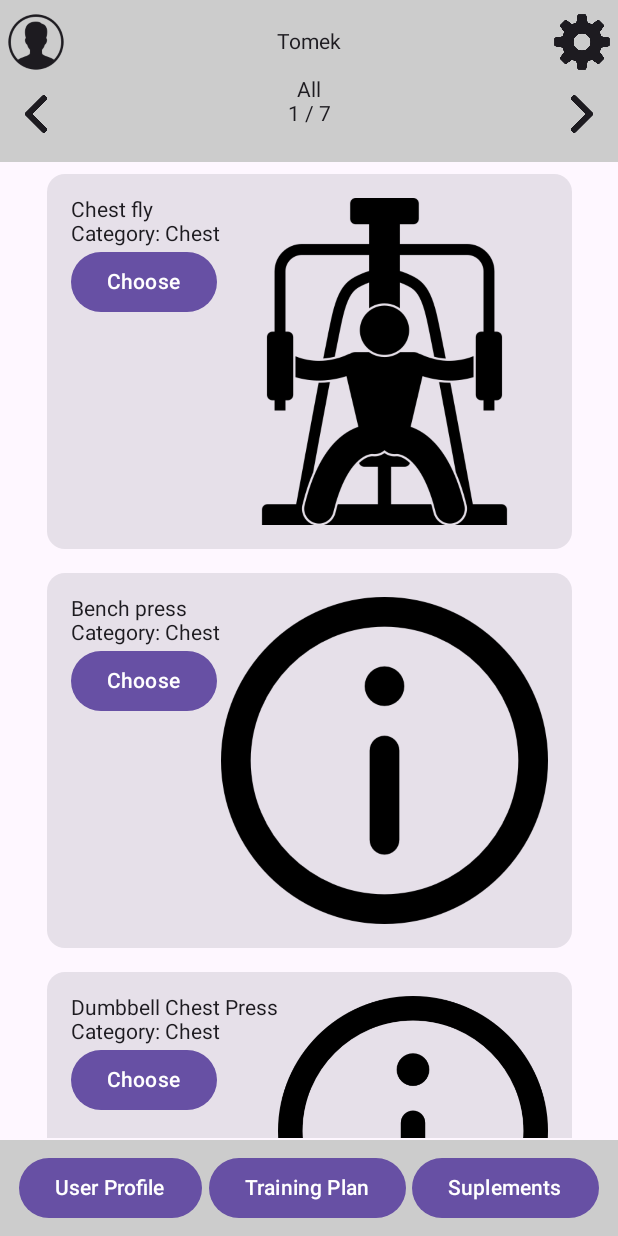
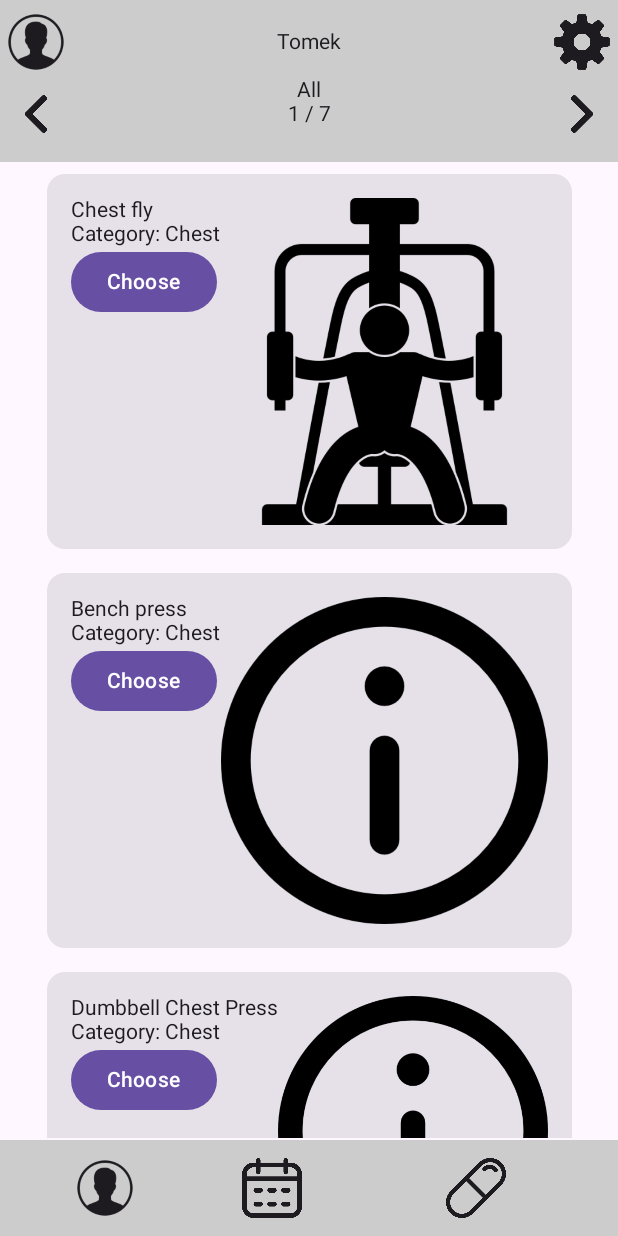
Before and after one commit to Tomki2258/Gym-Tracker, an Android app built with Jetpack Compose: the screen it shows after launch (MainActivity), on a phone screen of 412 x 824 dp. Run offline under Robolectric (Android 15) with nearby library versions, the phone set to English and light mode, and no system bars; our stand-ins replace Room's generated code, accompanist.

Commit message:
really really small changes

```diff
--- a/app/src/main/java/com/example/gymtracker/MainActivity.kt
+++ b/app/src/main/java/com/example/gymtracker/MainActivity.kt
@@ -218,14 +218,32 @@ fun MainView(modifier: Modifier = Modifier, measurementViewModel: MeasurementVie
                 .padding(8.dp),
             horizontalArrangement = Arrangement.SpaceEvenly
         ) {
-            Button(onClick = { showNickameDialog.value = true }) {
-                Text(text = "User Profile")
+            IconButton(
+                onClick = { showNickameDialog.value = true },
+                modifier = Modifier.width(50.dp)
+            ) {
+                Icon(
+                    painter = painterResource(R.drawable.icons8_male_user_100),
+                    contentDescription = "User Icon"
+                )
             }
-            Button(onClick = { LaunchTrainingPlanIntent(context) }) {
-                Text(text = "Training Plan")
+            IconButton(
+                onClick = { LaunchTrainingPlanIntent(context) },
+                modifier = Modifier.width(100.dp)
+            ) {
+                Icon(
+                    painter = painterResource(R.drawable.calendar),
+                    contentDescription = "User Icon"
+                )
             }
-            Button(onClick = { showHourDialog.value = true }) {
-                Text(text = "Suplements")
+            IconButton(
+                onClick = { showHourDialog.value = true },
+                modifier = Modifier.width(100.dp)
+            ) {
+                Icon(
+                    painter = painterResource(R.drawable.meds),
+                    contentDescription = "User Icon"
+                )
             }
         }
 
@@ -330,6 +348,8 @@ fun HourPicker(
                 horizontalAlignment = Alignment.CenterHorizontally,
                 modifier = Modifier.padding(8.dp)
             ) {
+                Text(text = "Set supplements notification",
+                    modifier = Modifier.padding(4.dp))
                 TimeInput(
                     state = timePickerState,
                 )
```
Also changed, not shown: app/src/main/res/drawable/calendar.png (added), app/src/main/res/drawable/meds.png (added).
